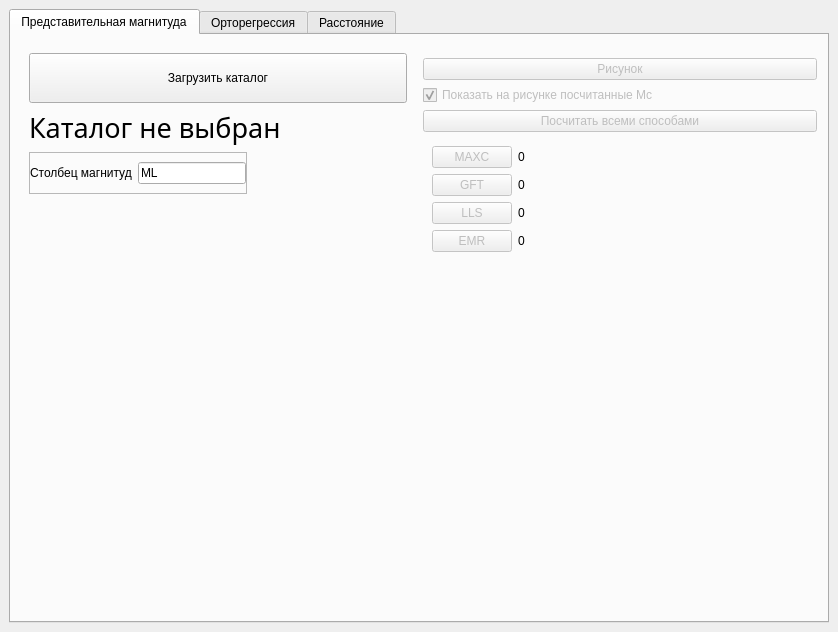
First picture: the form in Complex.ui, repository Piskanaft/Complex, before the edit.
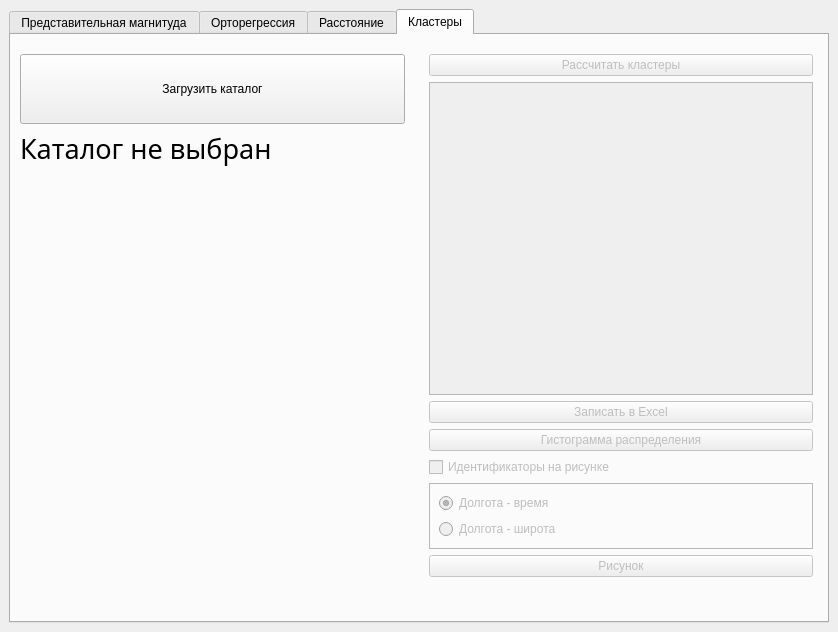
Second picture: the form after the edit. The open tabs and pages were chosen to show the change. Icons and pictures are not drawn.

```diff
--- a/Complex.ui
+++ b/Complex.ui
@@ -18,7 +18,7 @@
     <normaloff>icons/icon.png</normaloff>icons/icon.png</iconset>
   </property>
   <widget class="QWidget" name="centralwidget">
-   <layout class="QVBoxLayout" name="verticalLayout_2">
+   <layout class="QVBoxLayout" name="verticalLayout_5">
     <item>
      <widget class="QTabWidget" name="tabWidget">
       <property name="tabPosition">
@@ -737,6 +737,218 @@
         </item>
        </layout>
       </widget>
+      <widget class="QWidget" name="tab_4">
+       <property name="sizePolicy">
+        <sizepolicy hsizetype="Preferred" vsizetype="Preferred">
+         <horstretch>0</horstretch>
+         <verstretch>0</verstretch>
+        </sizepolicy>
+       </property>
+       <attribute name="icon">
+        <iconset>
+         <normaloff>icons/clusters.png</normaloff>icons/clusters.png</iconset>
+       </attribute>
+       <attribute name="title">
+        <string>Кластеры</string>
+       </attribute>
+       <widget class="QWidget" name="horizontalLayoutWidget">
+        <property name="geometry">
+         <rect>
+          <x>0</x>
+          <y>10</y>
+          <width>811</width>
+          <height>541</height>
+         </rect>
+        </property>
+        <layout class="QHBoxLayout" name="horizontalLayout_8">
+         <item>
+          <widget class="QWidget" name="cluster_leftMenu" native="true">
+           <layout class="QVBoxLayout" name="Orth_LeftMenu_2">
+            <item>
+             <widget class="QPushButton" name="cluster_load_file_button">
+              <property name="sizePolicy">
+               <sizepolicy hsizetype="Expanding" vsizetype="Expanding">
+                <horstretch>0</horstretch>
+                <verstretch>0</verstretch>
+               </sizepolicy>
+              </property>
+              <property name="minimumSize">
+               <size>
+                <width>0</width>
+                <height>50</height>
+               </size>
+              </property>
+              <property name="maximumSize">
+               <size>
+                <width>99999</width>
+                <height>70</height>
+               </size>
+              </property>
+              <property name="text">
+               <string>Загрузить каталог</string>
+              </property>
+             </widget>
+            </item>
+            <item>
+             <widget class="QLabel" name="cluster_chosen_catalog_label">
+              <property name="sizePolicy">
+               <sizepolicy hsizetype="Expanding" vsizetype="Minimum">
+                <horstretch>0</horstretch>
+                <verstretch>0</verstretch>
+               </sizepolicy>
+              </property>
+              <property name="font">
+               <font>
+                <family>Bahnschrift Condensed</family>
+                <pointsize>20</pointsize>
+                <weight>50</weight>
+                <italic>false</italic>
+                <bold>false</bold>
+                <stylestrategy>PreferDefault</stylestrategy>
+                <kerning>true</kerning>
+               </font>
+              </property>
+              <property name="text">
+               <string>Каталог не выбран</string>
+              </property>
+              <property name="alignment">
+               <set>Qt::AlignLeading|Qt::AlignLeft|Qt::AlignTop</set>
+              </property>
+              <property name="wordWrap">
+               <bool>true</bool>
+              </property>
+             </widget>
+            </item>
+            <item>
+             <widget class="QLabel" name="cluster_catalog_size_label">
+              <property name="font">
+               <font>
+                <family>Bahnschrift</family>
+                <pointsize>20</pointsize>
+               </font>
+              </property>
+              <property name="text">
+               <string/>
+              </property>
+              <property name="alignment">
+               <set>Qt::AlignLeading|Qt::AlignLeft|Qt::AlignTop</set>
+              </property>
+             </widget>
+            </item>
+           </layout>
+          </widget>
+         </item>
+         <item>
+          <widget class="QWidget" name="cluster_rightMenu" native="true">
+           <layout class="QVBoxLayout" name="verticalLayout_2">
+            <item>
+             <widget class="QPushButton" name="cluster_calculate_button">
+              <property name="enabled">
+               <bool>false</bool>
+              </property>
+              <property name="text">
+               <string>Рассчитать кластеры</string>
+              </property>
+             </widget>
+            </item>
+            <item>
+             <widget class="QTextEdit" name="cluster_result_textEdit">
+              <property name="enabled">
+               <bool>false</bool>
+              </property>
+              <property name="font">
+               <font>
+                <pointsize>11</pointsize>
+                <weight>75</weight>
+                <bold>true</bold>
+               </font>
+              </property>
+              <property name="readOnly">
+               <bool>true</bool>
+              </property>
+             </widget>
+            </item>
+            <item>
+             <widget class="QPushButton" name="cluster_write_to_excel_button">
+              <property name="enabled">
+               <bool>false</bool>
+              </property>
+              <property name="text">
+               <string>Записать в Excel</string>
+              </property>
+             </widget>
+            </item>
+            <item>
+             <widget class="QPushButton" name="cluster_plot_hist_button">
+              <property name="enabled">
+               <bool>false</bool>
+              </property>
+              <property name="text">
+               <string>Гистограмма распределения</string>
+              </property>
+             </widget>
+            </item>
+            <item>
+             <widget class="QCheckBox" name="cluster_if_plot_ids_checkbox">
+              <property name="enabled">
+               <bool>false</bool>
+              </property>
+              <property name="text">
+               <string>Идентификаторы на рисунке</string>
+              </property>
+             </widget>
+            </item>
+            <item>
+             <widget class="QFrame" name="frame_3">
+              <property name="frameShape">
+               <enum>QFrame::StyledPanel</enum>
+              </property>
+              <property name="frameShadow">
+               <enum>QFrame::Raised</enum>
+              </property>
+              <layout class="QVBoxLayout" name="verticalLayout_6">
+               <item>
+                <widget class="QRadioButton" name="cluster_Longitude_time_radioButton">
+                 <property name="enabled">
+                  <bool>false</bool>
+                 </property>
+                 <property name="text">
+                  <string>Долгота - время</string>
+                 </property>
+                 <property name="checked">
+                  <bool>true</bool>
+                 </property>
+                </widget>
+               </item>
+               <item>
+                <widget class="QRadioButton" name="cluster_Geography_radioButton">
+                 <property name="enabled">
+                  <bool>false</bool>
+                 </property>
+                 <property name="text">
+                  <string>Долгота - широта</string>
+                 </property>
+                </widget>
+               </item>
+              </layout>
+             </widget>
+            </item>
+            <item>
+             <widget class="QPushButton" name="cluster_plot_button">
+              <property name="enabled">
+               <bool>false</bool>
+              </property>
+              <property name="text">
+               <string>Рисунок</string>
+              </property>
+             </widget>
+            </item>
+           </layout>
+          </widget>
+         </item>
+        </layout>
+       </widget>
+      </widget>
      </widget>
     </item>
    </layout>
```
